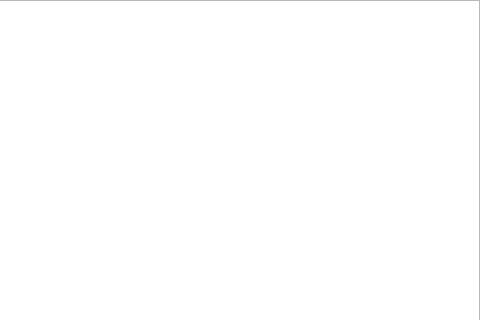
Before: the Qt Designer form PROYECTOFINAL/mainwindow2.ui in danielrua/7, drawn with Qt 5; both pictures show x 647 to 1127 and y 0 to 320 of the 1127 by 600 pixel window.
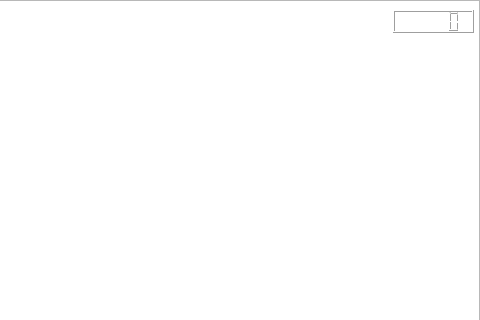
After: the same form once the commit is applied. Icons and pictures are not drawn.

Patch:
```diff
--- a/PROYECTOFINAL/mainwindow2.ui
+++ b/PROYECTOFINAL/mainwindow2.ui
@@ -39,6 +39,16 @@
      <string>&lt;html&gt;&lt;head/&gt;&lt;body&gt;&lt;p&gt;&lt;img src=&quot;:/new/galax/GALAXIA.jpg&quot;/&gt;&lt;/p&gt;&lt;/body&gt;&lt;/html&gt;</string>
     </property>
    </widget>
+   <widget class="QLCDNumber" name="lcdNumber">
+    <property name="geometry">
+     <rect>
+      <x>1040</x>
+      <y>10</y>
+      <width>81</width>
+      <height>23</height>
+     </rect>
+    </property>
+   </widget>
   </widget>
  </widget>
  <resources/>
```
